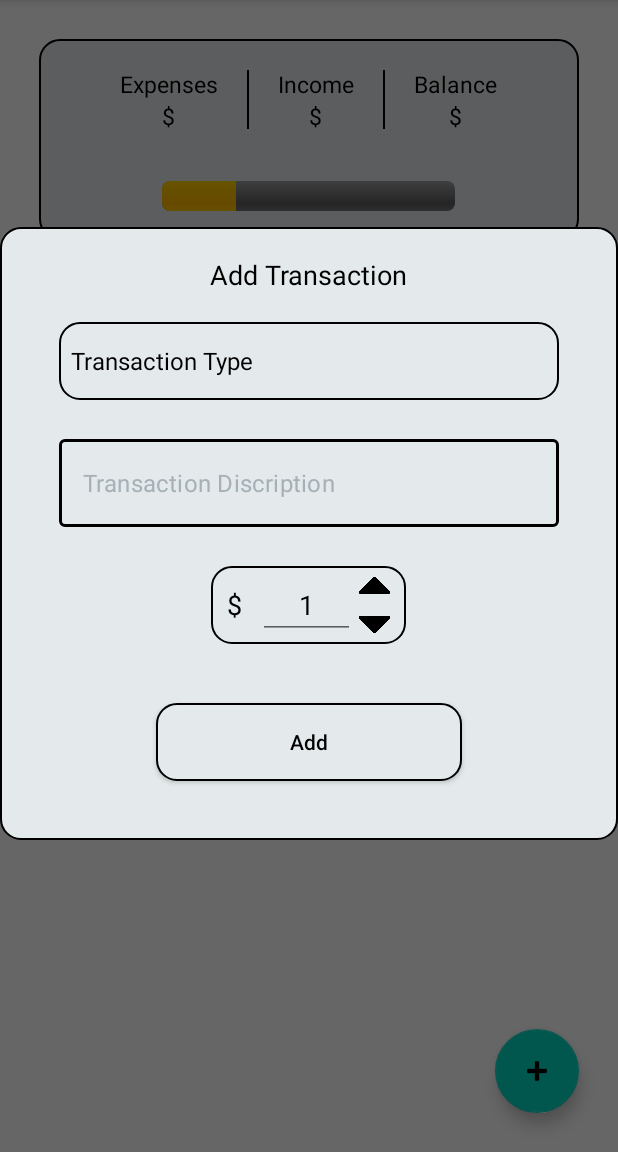
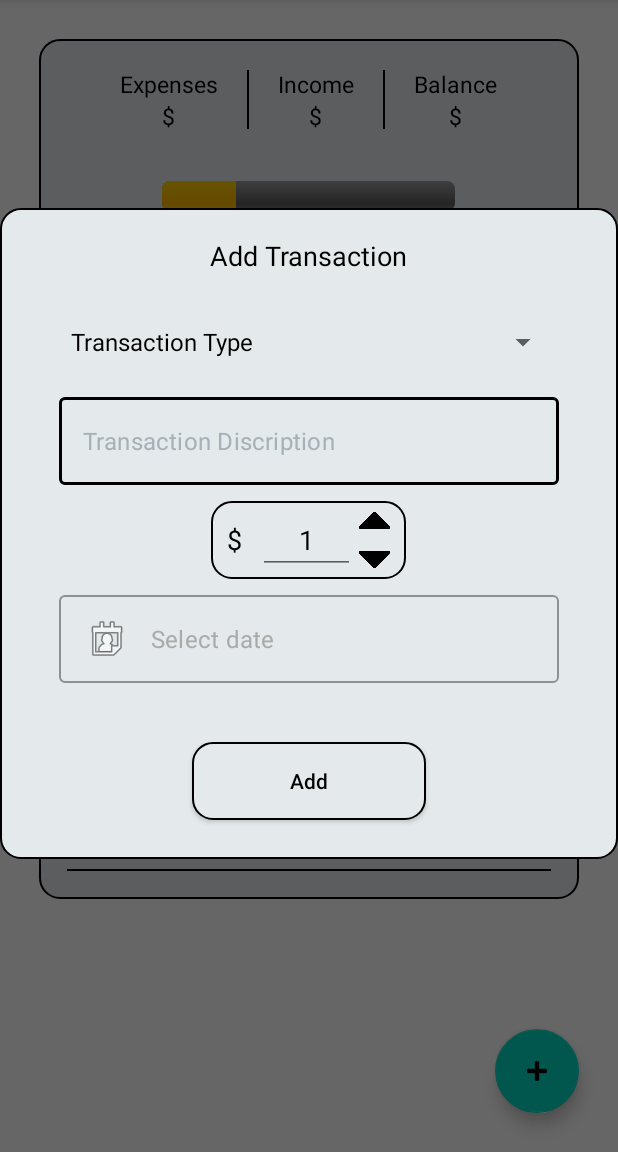
Before and after one commit to tauqeermajeed0081/home-assignment, an Android app: the screen it shows after launch (MainActivity), after a tap on "Submit", on a phone screen of 412 x 824 dp, the part 84-1236 px from its top. Run offline under Robolectric (Android 15) with nearby library versions, the phone set to English and light mode, and no system bars; our stand-ins replace sdp/ssp sizes.

Commit message:
adding date

```diff
--- a/app/build.gradle
+++ b/app/build.gradle
@@ -10,7 +10,7 @@ android {
     }
     defaultConfig {
         applicationId "com.example.assignment"
-        minSdk 21
+        minSdk 23
         targetSdk 30
         versionCode 1
         versionName "1.0"
--- a/app/src/main/java/com/example/assignment/MainActivity.kt
+++ b/app/src/main/java/com/example/assignment/MainActivity.kt
@@ -1,26 +1,32 @@
 package com.example.assignment
 
+import android.app.DatePickerDialog
 import android.app.Dialog
+import android.content.Context
 import android.graphics.Color
-import android.graphics.Typeface
 import android.graphics.drawable.ColorDrawable
+import android.os.Build
 import androidx.appcompat.app.AppCompatActivity
 import android.os.Bundle
-import android.os.Trace.isEnabled
 import android.util.Log
 import android.view.View
 import android.view.ViewGroup
 import android.widget.*
+import androidx.annotation.RequiresApi
 import androidx.recyclerview.widget.LinearLayoutManager
 import com.example.assignment.adapter.DateAdapter
+import com.example.assignment.adapter.ItemAdapter
 import com.example.assignment.databinding.ActivityMainBinding
 import com.example.assignment.model.DateModel
 import com.example.assignment.model.ItemData
 import com.example.assignment.model.ItemModel
-import java.util.logging.Logger
+import com.google.android.material.textfield.TextInputEditText
+import java.text.SimpleDateFormat
+import java.util.*
+import kotlin.collections.ArrayList
 
 
-class MainActivity : AppCompatActivity(), View.OnClickListener {
+class MainActivity : AppCompatActivity(), View.OnClickListener, ItemAdapter.ItemItemClickListener {
     lateinit var binding: ActivityMainBinding
     private var dateAdapter: DateAdapter? = null
     private var dateModelArray: ArrayList<DateModel> = ArrayList()
@@ -28,6 +34,8 @@ class MainActivity : AppCompatActivity(), View.OnClickListener {
     var dialog: Dialog? = null
     private var itemData: ArrayList<ItemData> = ArrayList()
     private var TAG = "MainActivity"
+    private lateinit var dateEditTxt: TextInputEditText
+    private var sdf: SimpleDateFormat? = null
 
     override fun onCreate(savedInstanceState: Bundle?) {
         super.onCreate(savedInstanceState)
@@ -43,7 +51,7 @@ class MainActivity : AppCompatActivity(), View.OnClickListener {
         val layoutManager =
             LinearLayoutManager(this, LinearLayoutManager.VERTICAL, false)
         binding.rvList.layoutManager = layoutManager
-        dateAdapter = DateAdapter(this, dateModelArray)
+        dateAdapter = DateAdapter(this, dateModelArray, this)
         binding.rvList.adapter = dateAdapter
     }
 
@@ -52,10 +60,6 @@ class MainActivity : AppCompatActivity(), View.OnClickListener {
             itemListModelArray.add(ItemModel("Grocery", 100))
         }
         dateModelArray.add(DateModel(getCurrentTimeStamp(), itemListModelArray))
-        dateAdapter = DateAdapter(
-            this,
-            dateModelArray
-        )
         dateAdapter?.notifyDataSetChanged()
     }
 
@@ -78,6 +82,8 @@ class MainActivity : AppCompatActivity(), View.OnClickListener {
         val down = dialog?.findViewById<ImageView>(R.id.down)
         val incDecValue = dialog?.findViewById<EditText>(R.id.incDecValue)
         val addBtn = dialog?.findViewById<Button>(R.id.addButton)
+        val txtItemName = dialog?.findViewById<TextInputEditText>(R.id.txtItemName)
+        dateEditTxt = dialog?.findViewById(R.id.edtDate)!!
         itemData.clear()
         itemData.add(ItemData(1, "Transaction Type"))
         itemData.add(ItemData(1, "Expense"))
@@ -98,7 +104,7 @@ class MainActivity : AppCompatActivity(), View.OnClickListener {
                     parent
                 ) as TextView
                 // set item text bold
-                if (position === 0) {
+                if (position == 0) {
                     // Set the hint text color gray
                     view.setTextColor(Color.GRAY)
                 } else {
@@ -145,10 +151,49 @@ class MainActivity : AppCompatActivity(), View.OnClickListener {
 
             }
         }
+        dateEditTxt.setOnClickListener {
+            dateEditTxt.transformIntoDatePicker(this, "MM/dd/yyyy")
+            dateEditTxt.transformIntoDatePicker(this, "MM/dd/yyyy", Date())
+        }
         addBtn?.setOnClickListener {
             dialog?.dismiss()
+            itemListModelArray.add(ItemModel(txtItemName?.text.toString(), incDecValue?.text.toString().toInt()))
+            //dateAdapter?.notifyItemChanged(itemListModelArray.size.minus(1))
+            dateAdapter?.notifyDataSetChanged()
         }
         dialog?.show()
 
     }
+
+    override fun onItemClick(position: Int, itemAtPos: ItemModel) {
+        itemListModelArray.remove(itemAtPos)
+        dateAdapter?.itemListAdapter?.notifyItemRemoved(position)
+    }
+    private fun EditText.transformIntoDatePicker(context: Context, format: String, maxDate: Date? = null) {
+        isFocusableInTouchMode = false
+        isClickable = true
+        isFocusable = false
+
+        dateEditTxt.hideKeyboard()
+        val myCalendar = Calendar.getInstance()
+        val datePickerOnDataSetListener =
+            DatePickerDialog.OnDateSetListener { _, year, monthOfYear, dayOfMonth ->
+                myCalendar.set(Calendar.YEAR, year)
+                myCalendar.set(Calendar.MONTH, monthOfYear)
+                myCalendar.set(Calendar.DAY_OF_MONTH, dayOfMonth)
+                sdf = SimpleDateFormat(format, Locale.UK)
+                setText(sdf?.format(myCalendar.time))
+            }
+
+        setOnClickListener {
+            DatePickerDialog(
+                context, datePickerOnDataSetListener, myCalendar
+                    .get(Calendar.YEAR), myCalendar.get(Calendar.MONTH),
+                myCalendar.get(Calendar.DAY_OF_MONTH)
+            ).run {
+                maxDate?.time?.also { datePicker.maxDate = it }
+                show()
+            }
+        }
+    }
 }
--- a/app/src/main/java/com/example/assignment/adapter/DateAdapter.kt
+++ b/app/src/main/java/com/example/assignment/adapter/DateAdapter.kt
@@ -10,12 +10,14 @@ import androidx.recyclerview.widget.RecyclerView
 import com.example.assignment.R
 import com.example.assignment.model.DateModel
 
-class DateAdapter (
+class DateAdapter(
     private val context: Context,
     private var dataList: ArrayList<DateModel>,
-):
+    private var itemClickListener: ItemAdapter.ItemItemClickListener
+) :
 
     RecyclerView.Adapter<DateAdapter.ViewHolder>() {
+    lateinit var itemListAdapter: ItemAdapter
     override fun onCreateViewHolder(parent: ViewGroup, viewType: Int): ViewHolder {
         return ViewHolder(
             LayoutInflater.from(parent.context).inflate(
@@ -32,10 +34,10 @@ class DateAdapter (
             date?.text = itemAtPos.date
             itemListRv.layoutManager =
                 LinearLayoutManager(context, LinearLayoutManager.VERTICAL, false)
-            val itemListAdapter =
+            itemListAdapter =
                 ItemAdapter(
                     context,
-                    itemAtPos.itemList
+                    itemAtPos.itemList, itemClickListener
                 )
             itemListRv.adapter = itemListAdapter
         }
--- a/app/src/main/java/com/example/assignment/adapter/ItemAdapter.kt
+++ b/app/src/main/java/com/example/assignment/adapter/ItemAdapter.kt
@@ -4,6 +4,7 @@ import android.content.Context
 import android.view.LayoutInflater
 import android.view.View
 import android.view.ViewGroup
+import android.widget.ImageView
 import android.widget.TextView
 import androidx.recyclerview.widget.RecyclerView
 import com.example.assignment.R
@@ -11,7 +12,8 @@ import com.example.assignment.model.ItemModel
 
 class ItemAdapter(
     private val context: Context,
-    private var dataList: ArrayList<ItemModel>
+    private var dataList: ArrayList<ItemModel>,
+    private var itemClickListener: ItemItemClickListener
 ) :
 
     RecyclerView.Adapter<ItemAdapter.ViewHolder>() {
@@ -25,11 +27,13 @@ class ItemAdapter(
     }
 
     override fun onBindViewHolder(holder: ViewHolder, position: Int) {
-        with(holder)
-        {
+        with(holder) {
             val itemAtPos = dataList[position]
             itemName?.text = itemAtPos.item
-            itemPrice?.text = itemAtPos.price.toString()
+            itemPrice?.text = context.getString(R.string.dollar_amount, itemAtPos.price)
+            removeIcon?.setOnClickListener {
+                itemClickListener.onItemClick(position, itemAtPos)
+            }
         }
     }
 
@@ -40,5 +44,10 @@ class ItemAdapter(
     inner class ViewHolder(itemView: View) : RecyclerView.ViewHolder(itemView) {
         var itemName: TextView? = itemView.findViewById(R.id.transactionItem)
         var itemPrice: TextView? = itemView.findViewById(R.id.itemPrice)
+        var removeIcon: ImageView? = itemView.findViewById(R.id.removeIcon)
+    }
+
+    interface ItemItemClickListener {
+        fun onItemClick(position: Int, itemAtPos: ItemModel)
     }
 }
--- a/app/src/main/res/layout/expenses_detail_item_list.xml
+++ b/app/src/main/res/layout/expenses_detail_item_list.xml
@@ -5,26 +5,44 @@
     android:layout_height="wrap_content"
     android:padding="@dimen/_6sdp">
 
+    <LinearLayout
+        android:id="@+id/linearL"
+        android:layout_width="match_parent"
+        android:layout_height="wrap_content">
+
         <TextView
+            android:layout_gravity="center"
             android:id="@+id/transactionItem"
-        android:layout_width="wrap_content"
+            android:layout_width="0dp"
+            android:layout_weight="0.6"
             android:layout_height="wrap_content"
             android:text="@string/transaction_item"
             android:textColor="@color/black"
             android:textSize="@dimen/_12ssp" />
 
         <TextView
+            android:layout_gravity="center"
             android:id="@+id/itemPrice"
-        android:layout_width="wrap_content"
+            android:layout_width="0dp"
+            android:layout_weight="0.3"
             android:layout_height="wrap_content"
-        android:layout_alignParentEnd="true"
             android:text="@string/dollor"
             android:textColor="@color/black"
             android:textSize="@dimen/_12ssp" />
+
+        <ImageView
+            android:id="@+id/removeIcon"
+            android:layout_width="0dp"
+            android:layout_height="wrap_content"
+            android:layout_weight="0.1"
+            android:src="@android:drawable/ic_delete" />
+    </LinearLayout>
+
     <View
         android:layout_width="match_parent"
         android:layout_height="@dimen/_1sdp"
-        android:background="@color/black"
-        android:layout_below="@+id/itemPrice"/>
+        android:layout_below="@+id/linearL"
+        android:layout_marginTop="@dimen/_8sdp"
+        android:background="@color/black" />
 
 </RelativeLayout>
--- a/app/src/main/res/layout/popup_dialog.xml
+++ b/app/src/main/res/layout/popup_dialog.xml
@@ -22,8 +22,7 @@
         android:layout_below="@id/mainText"
         android:layout_marginStart="@dimen/_30sdp"
         android:layout_marginTop="@dimen/_15sdp"
-        android:layout_marginEnd="@dimen/_30sdp"
-        android:background="@drawable/shape_rectangle_grey" />
+        android:layout_marginEnd="@dimen/_30sdp" />
 
     <com.google.android.material.textfield.TextInputLayout
         android:id="@+id/descriptionEditText"
@@ -32,7 +31,7 @@
         android:layout_height="wrap_content"
         android:layout_below="@id/mySpinner"
         android:layout_marginStart="@dimen/_30sdp"
-        android:layout_marginTop="@dimen/_20sdp"
+        android:layout_marginTop="@dimen/_8sdp"
         android:layout_marginEnd="@dimen/_30sdp"
         app:boxBackgroundMode="outline"
         app:boxStrokeColor="@color/black"
@@ -40,7 +39,7 @@
         app:hintEnabled="false">
 
         <com.google.android.material.textfield.TextInputEditText
-            android:id="@+id/edtFirstName"
+            android:id="@+id/txtItemName"
             android:layout_width="match_parent"
             android:layout_height="@dimen/_45sdp"
             android:backgroundTint="@color/transparent"
@@ -62,12 +61,14 @@
         android:layout_height="wrap_content"
         android:layout_below="@+id/descriptionEditText"
         android:layout_centerHorizontal="true"
-        android:layout_marginTop="@dimen/_20sdp"
-        android:background="@drawable/shape_rectangle_grey">
+        android:layout_marginTop="@dimen/_8sdp">
 
         <RelativeLayout
+            android:id="@+id/relInner"
             android:layout_width="@dimen/_100sdp"
             android:layout_height="@dimen/_40sdp"
+            android:layout_centerHorizontal="true"
+            android:background="@drawable/shape_rectangle_grey"
             android:orientation="horizontal">
 
             <TextView
@@ -119,18 +120,44 @@
                     app:tint="@color/black" />
             </LinearLayout>
         </RelativeLayout>
+
+        <com.google.android.material.textfield.TextInputLayout
+            android:id="@+id/dateEditText"
+            style="@style/Widget.MaterialComponents.TextInputLayout.OutlinedBox"
+            android:layout_width="match_parent"
+            android:layout_marginStart="@dimen/_30sdp"
+            android:layout_marginTop="@dimen/_8sdp"
+            android:layout_marginEnd="@dimen/_30sdp"
+            android:layout_height="wrap_content"
+            app:hintEnabled="false"
+            android:layout_below="@+id/relInner">
+
+            <com.google.android.material.textfield.TextInputEditText
+                android:id="@+id/edtDate"
+                android:layout_width="match_parent"
+                android:layout_height="@dimen/_45sdp"
+                android:descendantFocusability="blocksDescendants"
+                android:drawableStart="@android:drawable/ic_menu_my_calendar"
+                android:drawablePadding="@dimen/_10sdp"
+                android:focusable="false"
+                android:focusableInTouchMode="false"
+                android:hint="@string/date_select"
+                android:inputType="date"
+                android:maxLines="1"
+                android:textColor="@color/black"
+                android:textColorHint="@android:color/darker_gray" />
+
+        </com.google.android.material.textfield.TextInputLayout>
     </RelativeLayout>
 
     <androidx.appcompat.widget.AppCompatButton
-
         android:id="@+id/addButton"
-        android:layout_width="match_parent"
+        android:layout_width="@dimen/_120sdp"
         android:layout_height="@dimen/_40sdp"
         android:layout_below="@+id/relInc"
-        android:layout_marginStart="@dimen/_80sdp"
+        android:layout_centerHorizontal="true"
         android:layout_marginTop="@dimen/_30sdp"
-        android:layout_marginEnd="@dimen/_80sdp"
-        android:layout_marginBottom="@dimen/_30sdp"
+        android:layout_marginBottom="@dimen/_20sdp"
         android:background="@drawable/shape_rectangle_grey"
         android:text="@string/add"
         android:textAllCaps="false"
--- a/app/src/main/res/values/strings.xml
+++ b/app/src/main/res/values/strings.xml
@@ -21,4 +21,7 @@
         <item>Saturn</item>
         <item>Uranus</item>
         <item>Neptune</item>
-    </string-array></resources>
+    </string-array>
+    <string name="dollar_amount">$ %1$d</string>
+    <string name="date_select">Select date</string>
+</resources>
--- a/build.gradle
+++ b/build.gradle
@@ -5,7 +5,7 @@ buildscript {
         mavenCentral()
     }
     dependencies {
-        classpath "com.android.tools.build:gradle:7.0.2"
+        classpath 'com.android.tools.build:gradle:7.0.3'
         classpath "org.jetbrains.kotlin:kotlin-gradle-plugin:1.5.31"
 
         // NOTE: Do not place your application dependencies here; they belong
```
Also changed, not shown: app/src/main/java/com/example/assignment/Extensions.kt (+11 -0 lines). Lines whose indentation alone changed are shown as unchanged.
